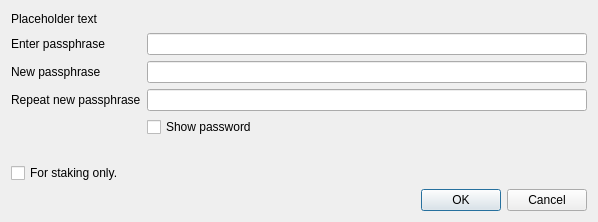
First picture: the form in src/qt/forms/askpassphrasedialog.ui, repository FantasyGold/FantasyGold-Core, before the edit.
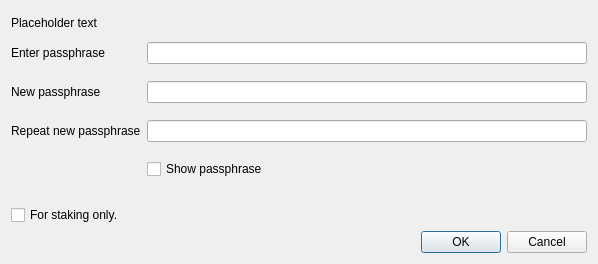
Second picture: the form after the edit.

Patch:
```diff
--- a/src/qt/forms/askpassphrasedialog.ui
+++ b/src/qt/forms/askpassphrasedialog.ui
@@ -7,7 +7,7 @@
     <x>0</x>
     <y>0</y>
     <width>598</width>
-    <height>222</height>
+    <height>264</height>
    </rect>
   </property>
   <property name="sizePolicy">
@@ -64,42 +64,42 @@
        </property>
       </widget>
      </item>
-     <item row="1" column="0">
+     <item row="2" column="0">
       <widget class="QLabel" name="passLabel2">
        <property name="text">
         <string>New passphrase</string>
        </property>
       </widget>
      </item>
-     <item row="1" column="1">
+     <item row="2" column="1">
       <widget class="QLineEdit" name="passEdit2">
        <property name="echoMode">
         <enum>QLineEdit::Password</enum>
        </property>
       </widget>
      </item>
-     <item row="2" column="0">
+     <item row="4" column="0">
       <widget class="QLabel" name="passLabel3">
        <property name="text">
         <string>Repeat new passphrase</string>
        </property>
       </widget>
      </item>
-     <item row="2" column="1">
+     <item row="4" column="1">
       <widget class="QLineEdit" name="passEdit3">
        <property name="echoMode">
         <enum>QLineEdit::Password</enum>
        </property>
       </widget>
      </item>
-     <item row="3" column="1">
+     <item row="6" column="1">
       <widget class="QCheckBox" name="toggleShowPasswordButton">
        <property name="text">
-        <string>Show password</string>
+        <string>Show passphrase</string>
        </property>
       </widget>
      </item>
-     <item row="4" column="1">
+     <item row="7" column="1">
       <widget class="QLabel" name="capsLabel">
        <property name="font">
         <font>
@@ -115,7 +115,7 @@
        </property>
       </widget>
      </item>
-     <item row="5" column="0" colspan="2">
+     <item row="8" column="0" colspan="2">
       <widget class="QCheckBox" name="stakingCheckBox">
        <property name="toolTip">
         <string>Serves to disable the trivial sendmoney when OS account compromised. Provides no real security.</string>
@@ -125,6 +125,54 @@
        </property>
       </widget>
      </item>
+     <item row="1" column="1">
+      <spacer name="verticalSpacer">
+       <property name="orientation">
+        <enum>Qt::Vertical</enum>
+       </property>
+       <property name="sizeType">
+        <enum>QSizePolicy::Fixed</enum>
+       </property>
+       <property name="sizeHint" stdset="0">
+        <size>
+         <width>20</width>
+         <height>5</height>
+        </size>
+       </property>
+      </spacer>
+     </item>
+     <item row="3" column="1">
+      <spacer name="verticalSpacer_2">
+       <property name="orientation">
+        <enum>Qt::Vertical</enum>
+       </property>
+       <property name="sizeType">
+        <enum>QSizePolicy::Fixed</enum>
+       </property>
+       <property name="sizeHint" stdset="0">
+        <size>
+         <width>20</width>
+         <height>5</height>
+        </size>
+       </property>
+      </spacer>
+     </item>
+     <item row="5" column="1">
+      <spacer name="verticalSpacer_3">
+       <property name="orientation">
+        <enum>Qt::Vertical</enum>
+       </property>
+       <property name="sizeType">
+        <enum>QSizePolicy::Fixed</enum>
+       </property>
+       <property name="sizeHint" stdset="0">
+        <size>
+         <width>20</width>
+         <height>5</height>
+        </size>
+       </property>
+      </spacer>
+     </item>
     </layout>
    </item>
    <item>
```
